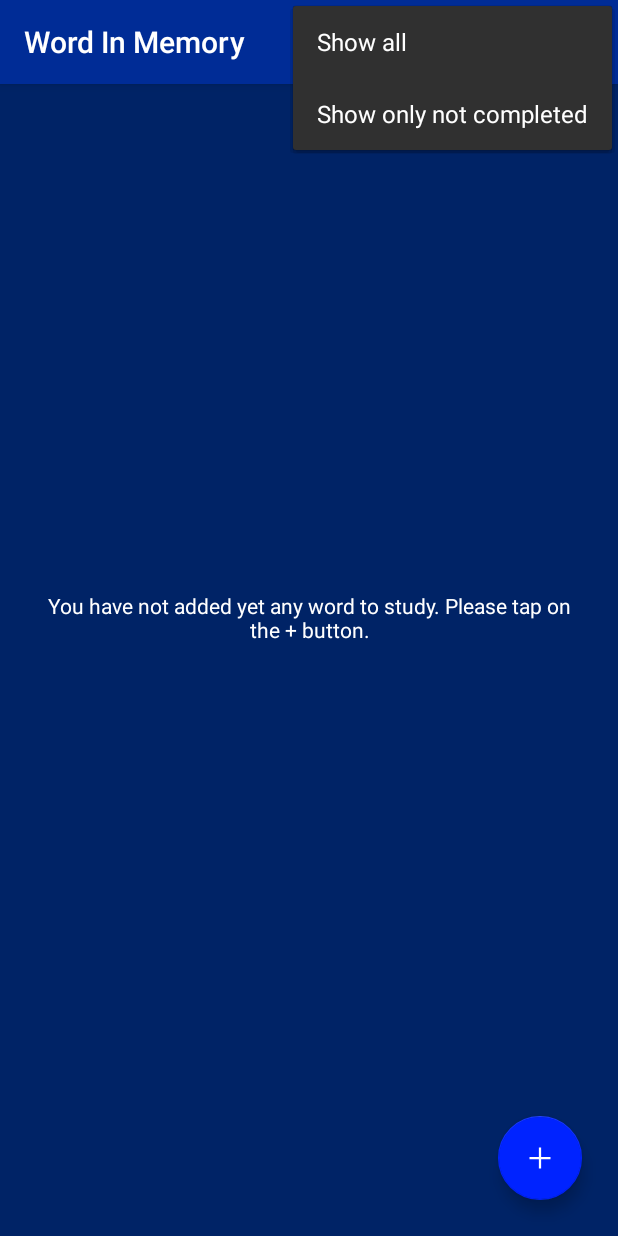
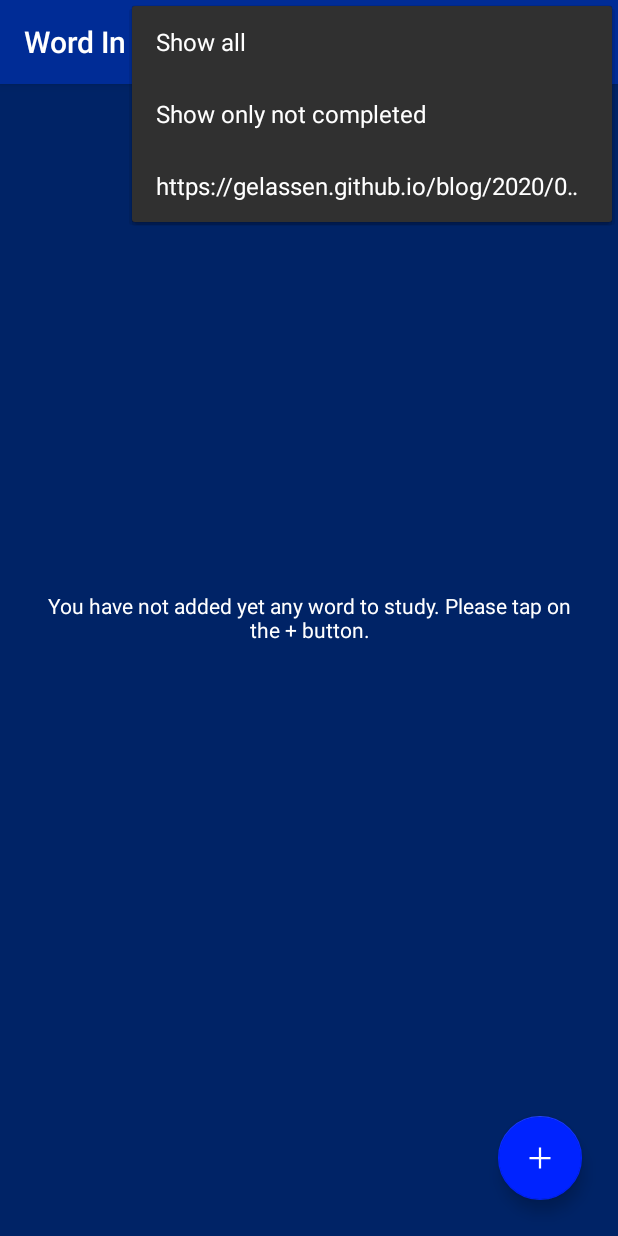
Before and after one commit to Gelassen/words-in-memory, an Android app: the screen it shows after launch (MainActivity), with the options menu open, on a phone screen of 412 x 824 dp. Run offline under Robolectric (Android 15) with nearby library versions, the light colour scheme and no system bars; our stand-ins replace Dagger/Hilt's generated code, Room's generated code.

Commit message:
Privacy policy has been added

```diff
--- a/app/build.gradle.kts
+++ b/app/build.gradle.kts
@@ -13,8 +13,8 @@ android {
         applicationId = "io.github.gelassen.wordsinmemory"
         minSdk = 21
         targetSdk = 33
-        versionCode = 1
-        versionName = "1.0"
+        versionCode = 2
+        versionName = "1.1"
 
         testInstrumentationRunner = "androidx.test.runner.AndroidJUnitRunner"
     }
--- a/app/src/main/res/menu/main_menu.xml
+++ b/app/src/main/res/menu/main_menu.xml
@@ -7,4 +7,7 @@
     <item android:id="@+id/showNonCompletedOnly"
         android:title="@string/non_completed_only" />
 
+    <item android:id="@+id/privacyPolicy"
+        android:title="@string/privacy_policy" />
+
 </menu>
--- a/app/src/main/res/values/strings.xml
+++ b/app/src/main/res/values/strings.xml
@@ -12,4 +12,5 @@
     <string name="dialog_add_new_tem_title">Add new word</string>
     <string name="dialog_ok_button">OK</string>
     <string name="dialog_cancel_button">@android:string/cancel</string>
+    <string name="privacy_policy" translatable="false">https://gelassen.github.io/blog/2020/08/25/google-play-privacy-policy.html</string>
 </resources>
```
Also changed, not shown: app/src/main/java/io/github/gelassen/wordinmemory/ui/dashboard/DashboardFragment.kt (+8 -0 lines), 1 other file.
